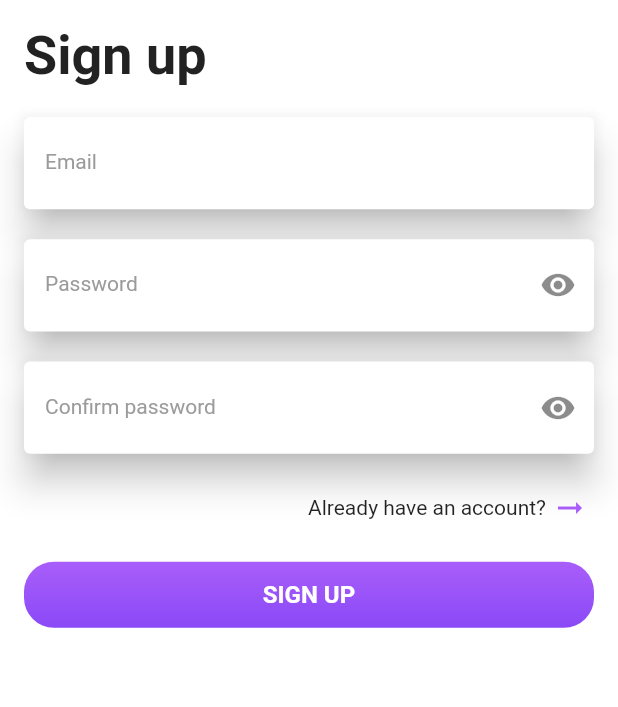
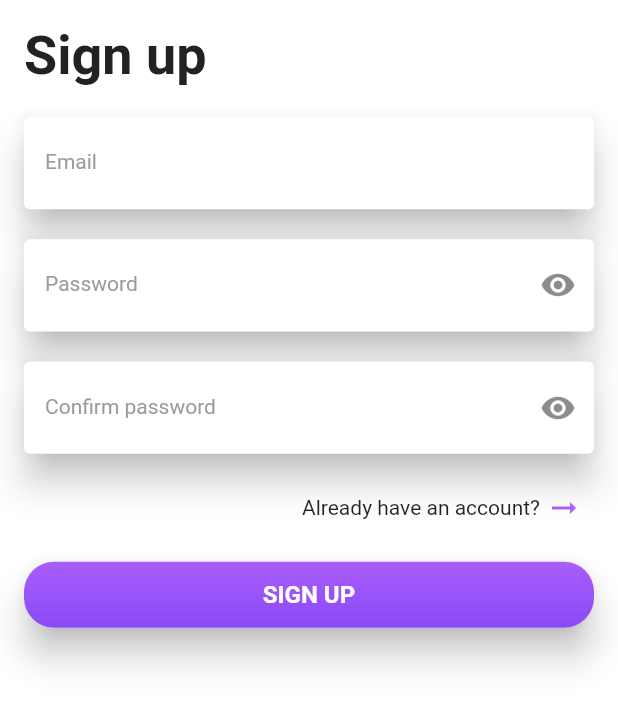
Before and after one commit to EgorShiryaev/ChairStore, a Flutter app: the screen it shows after launch, after a tap on an icon or button, on a phone screen of 412 x 824 dp. Shown: the top 707 px of the screen. Run offline on Flutter 3.47's test engine with Material 2 defaults, Android fonts, the phone set to English and light mode, and no system bars; our stand-ins replace flutter_bloc.

Commit message:
Реализовано  валидация форм

```diff
--- a/lib/app_theme.dart
+++ b/lib/app_theme.dart
@@ -24,9 +24,9 @@ class AppTheme {
 
   static const formElementsOffset = 20.0;
 
-  static const formButtonOffset = 30.0;
+  static const formButtonOffset = 20.0;
 
-  static final fieldBorderRadius = BorderRadius.circular(4);
+  static final borderRadius = BorderRadius.circular(4);
 
   static final filledButtonBorderRadius = BorderRadius.circular(20);
 
@@ -35,6 +35,8 @@ class AppTheme {
     fontWeight: FontWeight.bold,
     color: colorScheme.onTertiary,
   );
+
+  static const elevation = 10.0;
 
   static final theme = ThemeData(
     appBarTheme: AppBarTheme(
--- a/lib/ui/pages/login_page.dart
+++ b/lib/ui/pages/login_page.dart
@@ -1,33 +1,13 @@
-import 'package:chair_store/app_theme.dart';
-import 'package:chair_store/ui/pages/sign_up_page.dart';
-import 'package:chair_store/ui/widgets/obscured_text_field.dart';
 import 'package:flutter/material.dart';
 
-import '../widgets/filled_button.dart';
-import '../widgets/shaded_text_field.dart';
-import '../widgets/text_button_with_icon.dart';
+import '../../app_theme.dart';
+import '../widgets/login_page/login_form.dart';
+import '../widgets/page_title.dart';
 
-class LoginPage extends StatefulWidget {
+class LoginPage extends StatelessWidget {
   const LoginPage({super.key});
 
   static const routeName = '/login';
-
-  @override
-  State<LoginPage> createState() => _LoginPageState();
-}
-
-class _LoginPageState extends State<LoginPage> {
-  final emailController = TextEditingController();
-  final passwordController = TextEditingController();
-  final confirmPasswordController = TextEditingController();
-
-  @override
-  void dispose() {
-    emailController.dispose();
-    passwordController.dispose();
-    confirmPasswordController.dispose();
-    super.dispose();
-  }
 
   @override
   Widget build(BuildContext context) {
@@ -37,31 +17,10 @@ class _LoginPageState extends State<LoginPage> {
         child: SafeArea(
           child: Column(
             crossAxisAlignment: CrossAxisAlignment.start,
-            children: [
-              Text('Login', style: Theme.of(context).textTheme.displayMedium),
-              const SizedBox(height: AppTheme.formElementsOffset),
-              ShadedTextField(
-                label: 'Email',
-                controller: emailController,
-              ),
-              const SizedBox(height: AppTheme.formElementsOffset),
-              ObscuredTextField(
-                controller: passwordController,
-                label: 'Password',
-              ),
-              const SizedBox(height: AppTheme.formElementsOffset),
-              TextButtonWithIcon(
-                text: 'Don`t have an account?',
-                icon: Icons.arrow_right_alt,
-                onPress: () {
-                  Navigator.pushReplacementNamed(context, SignUpPage.routeName);
-                },
-              ),
-              const SizedBox(height: AppTheme.formElementsOffset),
-              FilledButton(
-                label: 'Login',
-                onPress: () {},
-              ),
+            children: const [
+              PageTitle(title: 'Login'),
+              SizedBox(height: AppTheme.formElementsOffset),
+              LoginForm(),
             ],
           ),
         ),
--- a/lib/ui/pages/sign_up_page.dart
+++ b/lib/ui/pages/sign_up_page.dart
@@ -1,33 +1,13 @@
-import 'package:chair_store/app_theme.dart';
-import 'package:chair_store/ui/pages/login_page.dart';
-import 'package:chair_store/ui/widgets/obscured_text_field.dart';
 import 'package:flutter/material.dart';
 
-import '../widgets/filled_button.dart';
-import '../widgets/shaded_text_field.dart';
-import '../widgets/text_button_with_icon.dart';
+import '../../app_theme.dart';
+import '../widgets/page_title.dart';
+import '../widgets/sign_up_page /sign_up_form.dart';
 
-class SignUpPage extends StatefulWidget {
+class SignUpPage extends StatelessWidget {
   const SignUpPage({super.key});
 
   static const routeName = '/signUp';
-
-  @override
-  State<SignUpPage> createState() => _SignUpPageState();
-}
-
-class _SignUpPageState extends State<SignUpPage> {
-  final emailController = TextEditingController();
-  final passwordController = TextEditingController();
-  final confirmPasswordController = TextEditingController();
-
-  @override
-  void dispose() {
-    emailController.dispose();
-    passwordController.dispose();
-    confirmPasswordController.dispose();
-    super.dispose();
-  }
 
   @override
   Widget build(BuildContext context) {
@@ -37,36 +17,10 @@ class _SignUpPageState extends State<SignUpPage> {
         child: SafeArea(
           child: Column(
             crossAxisAlignment: CrossAxisAlignment.start,
-            children: [
-              Text('Sign up', style: Theme.of(context).textTheme.displayMedium),
-              const SizedBox(height: AppTheme.formElementsOffset),
-              ShadedTextField(
-                label: 'Email',
-                controller: emailController,
-              ),
-              const SizedBox(height: AppTheme.formElementsOffset),
-              ObscuredTextField(
-                controller: passwordController,
-                label: 'Password',
-              ),
-              const SizedBox(height: AppTheme.formElementsOffset),
-              ObscuredTextField(
-                controller: confirmPasswordController,
-                label: 'Confirm password',
-              ),
-              const SizedBox(height: AppTheme.formElementsOffset),
-              TextButtonWithIcon(
-                text: 'Already have an account?',
-                icon: Icons.arrow_right_alt,
-                onPress: () {
-                  Navigator.pushReplacementNamed(context, LoginPage.routeName);
-                },
-              ),
-              const SizedBox(height: AppTheme.formElementsOffset),
-              FilledButton(
-                label: 'Sign up',
-                onPress: () {},
-              ),
+            children: const [
+              PageTitle(title: 'Sign up'),
+              SizedBox(height: AppTheme.formElementsOffset),
+              SignUpForm()
             ],
           ),
         ),
--- a/lib/ui/widgets/obscured_text_field.dart
+++ b/lib/ui/widgets/fields/obscured_text_field.dart
@@ -1,13 +1,24 @@
-import 'package:chair_store/ui/widgets/shaded_text_field.dart';
+import 'package:chair_store/ui/widgets/fields/shaded_text_field.dart';
 import 'package:flutter/material.dart';
 
 class ObscuredTextField extends StatefulWidget {
   final String label;
   final TextEditingController controller;
+  final TextInputType? keyboardType;
+  final String? Function(String?)? validator;
+  final TextInputAction? textInputAction;
+  final void Function(String?)? submit;
+  final FocusNode? focusNode;
+
   const ObscuredTextField({
     super.key,
     required this.controller,
     required this.label,
+    this.keyboardType,
+    this.validator,
+    this.textInputAction,
+    this.submit,
+    this.focusNode,
   });
 
   @override
@@ -20,14 +31,21 @@ class _ObscuredTextFieldState extends State<ObscuredTextField> {
   @override
   Widget build(BuildContext context) {
     return ShadedTextField(
+      keyboardType: widget.keyboardType,
+      validator: widget.validator,
       controller: widget.controller,
       obscureText: obscureText,
       label: widget.label,
+      submit: widget.submit,
+      textInputAction: widget.textInputAction,
+      focusNode: widget.focusNode,
       suffixIcon: IconButton(
         icon: Icon(obscureText ? Icons.visibility : Icons.visibility_off),
-        onPressed: () => setState(
-          () => obscureText = !obscureText,
-        ),
+        onPressed: () {
+          setState(() {
+            obscureText = !obscureText;
+          });
+        },
       ),
     );
   }
--- a/lib/ui/widgets/shaded_text_field.dart
+++ b/lib/ui/widgets/fields/shaded_text_field.dart
@@ -6,26 +6,42 @@ class ShadedTextField extends StatelessWidget {
   final TextEditingController controller;
   final Widget? suffixIcon;
   final bool? obscureText;
+  final TextInputType? keyboardType;
+  final String? Function(String?)? validator;
+  final TextInputAction? textInputAction;
+  final void Function(String?)? submit;
+  final FocusNode? focusNode;
+
   const ShadedTextField({
     super.key,
     required this.label,
     required this.controller,
     this.suffixIcon,
     this.obscureText,
+    this.keyboardType,
+    this.validator,
+    this.textInputAction,
+    this.submit,
+    this.focusNode,
   });
 
   @override
   Widget build(BuildContext context) {
     return Material(
-      elevation: 10,
+      elevation: AppTheme.elevation,
       color: Theme.of(context).colorScheme.surface,
-      borderRadius: AppTheme.fieldBorderRadius,
+      borderRadius: AppTheme.borderRadius,
       child: TextFormField(
+        focusNode: focusNode,
+        keyboardType: keyboardType,
         obscureText: obscureText ?? false,
+        validator: validator,
+        textInputAction: textInputAction,
         decoration: InputDecoration(
-          label: Text(label),
+          labelText: label,
           suffixIcon: suffixIcon,
         ),
+        onFieldSubmitted: submit,
       ),
     );
   }
--- a/lib/ui/widgets/filled_button.dart
+++ b/lib/ui/widgets/filled_button.dart
@@ -15,7 +15,10 @@ class FilledButton extends StatelessWidget {
 
   @override
   Widget build(BuildContext context) {
-    return InkWell(
+    return Material(
+      elevation: AppTheme.elevation,
+      borderRadius: AppTheme.filledButtonBorderRadius,
+      child: InkWell(
         splashColor: Theme.of(context).colorScheme.onTertiary,
         borderRadius: AppTheme.filledButtonBorderRadius,
         onTap: onPress,
@@ -40,6 +43,7 @@ class FilledButton extends StatelessWidget {
             ),
           ),
         ),
+      ),
     );
   }
 }
--- /dev/null
+++ b/lib/ui/widgets/login_page/login_form.dart
@@ -0,0 +1,117 @@
+import 'package:flutter/material.dart';
+
+import '../../../app_theme.dart';
+import '../../pages/sign_up_page.dart';
+import '../filled_button.dart';
+import '../fields/obscured_text_field.dart';
+import '../fields/shaded_text_field.dart';
+import '../text_button_with_icon.dart';
+
+class LoginForm extends StatefulWidget {
+  const LoginForm({super.key});
+
+  @override
+  LoginFormState createState() => LoginFormState();
+}
+
+class LoginFormState extends State<LoginForm> {
+  final formKey = GlobalKey<FormState>();
+
+  final emailController = TextEditingController();
+  final passwordController = TextEditingController();
+
+  final emailFocusNode = FocusNode();
+  final passwordFocusNode = FocusNode();
+
+  @override
+  void dispose() {
+    emailController.dispose();
+    passwordController.dispose();
+    emailFocusNode.dispose();
+    passwordFocusNode.dispose();
+    super.dispose();
+  }
+
+  String? emailValidator(String? value) {
+    final currentValue = value ?? '';
+    if (currentValue.isEmpty) {
+      return 'Please enter your email';
+    }
+    if (!currentValue.contains('@')) {
+      return 'Please enter a valid email address';
+    }
+    return null;
+  }
+
+  String? passwordValidator(String? value) {
+    final currentValue = value ?? '';
+    if (currentValue.isEmpty) {
+      return 'Please enter your password';
+    } else if (currentValue.length < 6) {
+      return 'Password must be at least 6 characters long';
+    }
+    return null;
+  }
+
+  void login() {
+    if (formKey.currentState!.validate()) {
+      formKey.currentState!.save();
+    }
+  }
+
+  void navigateToSignUpPage() {
+    Navigator.pushReplacementNamed(context, SignUpPage.routeName);
+  }
+
+  void submitEmailField(_) {
+    FocusScope.of(context).autofocus(passwordFocusNode);
+  }
+
+  void submitPasswordField(_) {
+    FocusScope.of(context).unfocus();
+    login();
+  }
+
+  @override
+  Widget build(BuildContext context) {
+    return Form(
+      key: formKey,
+      child: Column(
+        crossAxisAlignment: CrossAxisAlignment.end,
+        children: [
+          ShadedTextField(
+            label: 'Email',
+            keyboardType: TextInputType.emailAddress,
+            textInputAction: TextInputAction.next,
+            controller: emailController,
+            focusNode: emailFocusNode,
+            validator: emailValidator,
+            submit: submitEmailField,
+          ),
+          const SizedBox(height: AppTheme.formElementsOffset),
+          ObscuredTextField(
+            label: 'Password',
+            keyboardType: TextInputType.visiblePassword,
+            textInputAction: TextInputAction.done,
+            controller: passwordController,
+            focusNode: passwordFocusNode,
+            validator: passwordValidator,
+            submit: submitPasswordField,
+          ),
+          const SizedBox(height: AppTheme.formElementsOffset),
+          TextButtonWithIcon(
+            text: 'Don`t have an account?',
+            icon: Icons.arrow_right_alt,
+            onPress: navigateToSignUpPage,
+          ),
+          const SizedBox(height: AppTheme.formElementsOffset),
+          FilledButton(
+            label: 'Login',
+            onPress: login,
+          ),
+          const SizedBox(height: AppTheme.formElementsOffset),
+        ],
+      ),
+    );
+  }
+}
--- /dev/null
+++ b/lib/ui/widgets/page_title.dart
@@ -0,0 +1,14 @@
+import 'package:flutter/material.dart';
+
+class PageTitle extends StatelessWidget {
+  final String title;
+  const PageTitle({
+    super.key,
+    required this.title,
+  });
+
+  @override
+  Widget build(BuildContext context) {
+    return Text(title, style: Theme.of(context).textTheme.displayMedium);
+  }
+}
--- /dev/null
+++ b/lib/ui/widgets/sign_up_page /sign_up_form.dart
@@ -0,0 +1,146 @@
+import 'package:flutter/material.dart';
+
+import '../../../app_theme.dart';
+import '../../pages/sign_up_page.dart';
+import '../filled_button.dart';
+import '../fields/obscured_text_field.dart';
+import '../fields/shaded_text_field.dart';
+import '../text_button_with_icon.dart';
+
+class SignUpForm extends StatefulWidget {
+  const SignUpForm({super.key});
+
+  @override
+  SignUpFormState createState() => SignUpFormState();
+}
+
+class SignUpFormState extends State<SignUpForm> {
+  final formKey = GlobalKey<FormState>();
+
+  final emailController = TextEditingController();
+  final passwordController = TextEditingController();
+  final confirmPasswordController = TextEditingController();
+
+  final emailFocusNode = FocusNode();
+  final passwordFocusNode = FocusNode();
+  final confirmPasswordFocusNode = FocusNode();
+
+
+  @override
+  void dispose() {
+    emailController.dispose();
+    passwordController.dispose();
+    confirmPasswordController.dispose();
+    emailFocusNode.dispose();
+    passwordFocusNode.dispose();
+    confirmPasswordFocusNode.dispose();
+    super.dispose();
+  }
+
+  String? emailValidator(String? value) {
+    final currentValue = value ?? '';
+    if (currentValue.isEmpty) {
+      return 'Please enter your email';
+    }
+    if (!currentValue.contains('@')) {
+      return 'Please enter a valid email address';
+    }
+    return null;
+  }
+
+  String? passwordValidator(String? value) {
+    final currentValue = value ?? '';
+    if (currentValue.isEmpty) {
+      return 'Please enter your password';
+    } else if (currentValue.length < 6) {
+      return 'Password must be at least 6 characters long';
+    }
+    return null;
+  }
+
+  String? confirmPasswordValidator(String? value) {
+    final currentValue = value ?? '';
+    if (currentValue.isEmpty) {
+      return 'Please enter your password';
+    } else if (currentValue != passwordController.text) {
+      return 'Passwords do not match';
+    }
+    return null;
+  }
+
+  void signUp() {
+    if (formKey.currentState!.validate()) {
+      formKey.currentState!.save();
+    }
+  }
+
+  void navigateToLoginPage() {
+    Navigator.pushReplacementNamed(context, SignUpPage.routeName);
+  }
+
+  void submitEmailField(_) {
+    FocusScope.of(context).requestFocus(passwordFocusNode);
+  }
+
+  void submitPasswordField(_) {
+    FocusScope.of(context).requestFocus(confirmPasswordFocusNode);
+  }
+
+  void submitConfirmPasswordField(_) {
+    FocusScope.of(context).unfocus();
+    signUp();
+  }
+
+  @override
+  Widget build(BuildContext context) {
+    return Form(
+      key: formKey,
+      child: Column(
+        crossAxisAlignment: CrossAxisAlignment.end,
+        children: [
+          ShadedTextField(
+            label: 'Email',
+            keyboardType: TextInputType.emailAddress,
+            textInputAction: TextInputAction.next,
+            controller: emailController,
+            focusNode: emailFocusNode,
+            validator: emailValidator,
+            submit: submitEmailField,
+          ),
+          const SizedBox(height: AppTheme.formElementsOffset),
+          ObscuredTextField(
+            label: 'Password',
+            keyboardType: TextInputType.visiblePassword,
+            textInputAction: TextInputAction.next,
+            controller: passwordController,
+            focusNode: passwordFocusNode,
+            validator: passwordValidator,
+            submit: submitPasswordField,
+          ),
+          const SizedBox(height: AppTheme.formElementsOffset),
+          ObscuredTextField(
+            label: 'Confirm password',
+            keyboardType: TextInputType.visiblePassword,
+            textInputAction: TextInputAction.done,
+            controller: confirmPasswordController,
+            focusNode: confirmPasswordFocusNode,
+            validator: confirmPasswordValidator,
+            submit: submitConfirmPasswordField,
+          ),
+          const SizedBox(height: AppTheme.formElementsOffset),
+          TextButtonWithIcon(
+            text: 'Already have an account?',
+            icon: Icons.arrow_right_alt,
+            onPress: navigateToLoginPage,
+          ),
+          const SizedBox(height: AppTheme.formElementsOffset),
+          FilledButton(
+            label: 'Sign up',
+            onPress: signUp,
+          ),
+          const SizedBox(height: AppTheme.formElementsOffset),
+        ],
+      ),
+    );
+  }
+}
--- a/lib/ui/widgets/text_button_with_icon.dart
+++ b/lib/ui/widgets/text_button_with_icon.dart
@@ -13,15 +13,12 @@ class TextButtonWithIcon extends StatelessWidget {
 
   @override
   Widget build(BuildContext context) {
-    return Row(
-      mainAxisAlignment: MainAxisAlignment.end,
-      children: [
-        InkWell(
+    return InkWell(
       onTap: onPress,
       child: Padding(
-            padding: const EdgeInsets.all(4),
+        padding: const EdgeInsets.symmetric(vertical: 4, horizontal: 8),
         child: Row(
-              mainAxisAlignment: MainAxisAlignment.end,
+          mainAxisSize: MainAxisSize.min,
           children: [
             Text(text),
             const SizedBox(width: 4),
@@ -29,8 +26,6 @@ class TextButtonWithIcon extends StatelessWidget {
           ],
         ),
       ),
-        ),
-      ],
     );
   }
 }
--- a/pubspec.yaml
+++ b/pubspec.yaml
@@ -13,6 +13,7 @@ dependencies:
     sdk: flutter
 
   cupertino_icons: ^1.0.2
+  flutter_bloc: ^8.1.1
 
 dev_dependencies:
   flutter_test:
```
Also changed, not shown: lib/ui/cubits/auth_cubit/auth_cubit.dart (added, +8 -0 lines), lib/ui/cubits/auth_cubit/auth_state.dart (added, +13 -0 lines), lib/logic/repositories/auth_repository.dart (added), pubspec.lock. Lines whose indentation alone changed are shown as unchanged.
